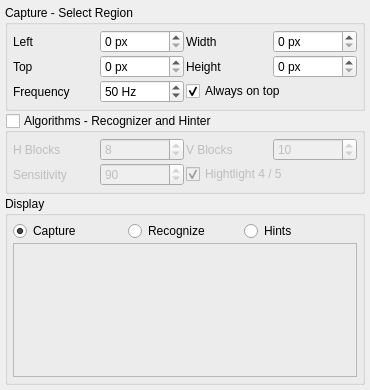
Before: the Qt Designer form Window.ui in enricoros/k-web-automation-biocheat, drawn with Qt 5.
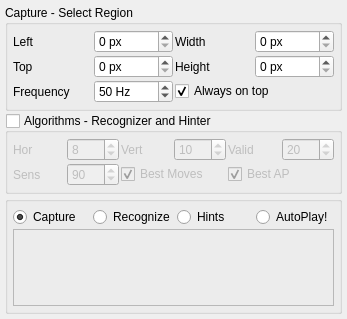
After: the same form once the commit is applied. Custom widgets are drawn as their Qt base class.

Commit message: AUTOPLAY (on linux, clicks untested on windows) [2 modes!] + Validity Check. Thanks Skrycchio!

```diff
--- a/Window.ui
+++ b/Window.ui
@@ -6,8 +6,8 @@
    <rect>
     <x>0</x>
     <y>0</y>
-    <width>370</width>
-    <height>390</height>
+    <width>347</width>
+    <height>319</height>
    </rect>
   </property>
   <property name="windowTitle">
@@ -127,7 +127,7 @@
       <item row="0" column="0">
        <widget class="QLabel" name="xOffsetLabel_2">
         <property name="text">
-         <string>H Blocks</string>
+         <string>Hor</string>
         </property>
        </widget>
       </item>
@@ -144,7 +144,7 @@
       <item row="0" column="2">
        <widget class="QLabel" name="regionWidthLabel_2">
         <property name="text">
-         <string>V Blocks</string>
+         <string>Vert</string>
         </property>
        </widget>
       </item>
@@ -161,10 +161,33 @@
         </property>
        </widget>
       </item>
+      <item row="0" column="4">
+       <widget class="QLabel" name="regionWidthLabel_3">
+        <property name="text">
+         <string>Valid</string>
+        </property>
+       </widget>
+      </item>
+      <item row="0" column="5">
+       <widget class="QSpinBox" name="valid">
+        <property name="suffix">
+         <string/>
+        </property>
+        <property name="minimum">
+         <number>0</number>
+        </property>
+        <property name="maximum">
+         <number>100</number>
+        </property>
+        <property name="value">
+         <number>20</number>
+        </property>
+       </widget>
+      </item>
       <item row="1" column="0">
        <widget class="QLabel" name="xOffsetLabel_3">
         <property name="text">
-         <string>Sensitivity</string>
+         <string>Sens</string>
         </property>
        </widget>
       </item>
@@ -180,8 +203,28 @@
       </item>
       <item row="1" column="2" colspan="2">
        <widget class="QCheckBox" name="highlight">
+        <property name="toolTip">
+         <string>If there are 4-combos or 5-combos, show only that moves and hide the others.</string>
+        </property>
         <property name="text">
-         <string>Hightlight 4 / 5</string>
+         <string>Best Moves</string>
+        </property>
+        <property name="checked">
+         <bool>true</bool>
+        </property>
+       </widget>
+      </item>
+      <item row="1" column="4" colspan="2">
+       <widget class="QCheckBox" name="apBest">
+        <property name="toolTip">
+         <string>&lt;!DOCTYPE HTML PUBLIC &quot;-//W3C//DTD HTML 4.0//EN&quot; &quot;http://www.w3.org/TR/REC-html40/strict.dtd&quot;&gt;
+&lt;html&gt;&lt;head&gt;&lt;meta name=&quot;qrichtext&quot; content=&quot;1&quot; /&gt;&lt;style type=&quot;text/css&quot;&gt;
+p, li { white-space: pre-wrap; }
+&lt;/style&gt;&lt;/head&gt;&lt;body style=&quot; font-family:'Sans Serif'; font-size:10pt; font-weight:400; font-style:normal;&quot;&gt;
+&lt;p style=&quot; margin-top:0px; margin-bottom:0px; margin-left:0px; margin-right:0px; -qt-block-indent:0; text-indent:0px;&quot;&gt;If &lt;span style=&quot; font-weight:600;&quot;&gt;selected&lt;/span&gt;, Autoplay using the best move only. If &lt;span style=&quot; font-weight:600;&quot;&gt;unselected&lt;/span&gt;, use a random move.&lt;/p&gt;&lt;/body&gt;&lt;/html&gt;</string>
+        </property>
+        <property name="text">
+         <string>Best AP</string>
         </property>
         <property name="checked">
          <bool>true</bool>
@@ -193,9 +236,6 @@
    </item>
    <item>
     <widget class="QGroupBox" name="groupBox_2">
-     <property name="title">
-      <string>Display</string>
-     </property>
      <layout class="QGridLayout" name="gridLayout_3">
       <item row="0" column="0">
        <widget class="QRadioButton" name="display1">
@@ -214,14 +254,14 @@
         </property>
        </widget>
       </item>
-      <item row="0" column="2">
-       <widget class="QRadioButton" name="display3">
+      <item row="0" column="3">
+       <widget class="QRadioButton" name="display4">
         <property name="text">
-         <string>Hints</string>
+         <string>AutoPlay!</string>
         </property>
        </widget>
       </item>
-      <item row="1" column="0" colspan="3">
+      <item row="1" column="0" colspan="4">
        <widget class="Visualizer" name="visualizer">
         <property name="sizePolicy">
          <sizepolicy hsizetype="MinimumExpanding" vsizetype="MinimumExpanding">
@@ -237,6 +277,13 @@
         </property>
        </widget>
       </item>
+      <item row="0" column="2">
+       <widget class="QRadioButton" name="display3">
+        <property name="text">
+         <string>Hints</string>
+        </property>
+       </widget>
+      </item>
      </layout>
     </widget>
    </item>
```
The commit also changes 10 other files.
